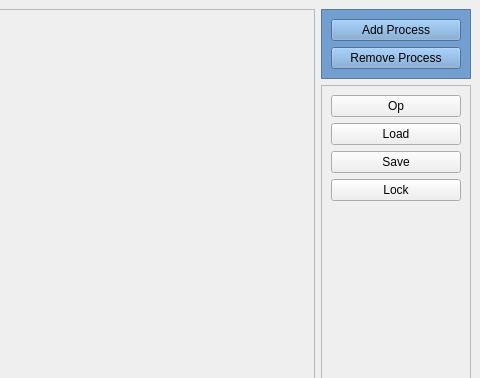
Old version of the form simulator/OSProcessSim/mainwindow.ui in the repository Kastautor/OSProcessSim; both pictures show x 302 to 782 and y 0 to 378 of the 782 by 609 pixel window.
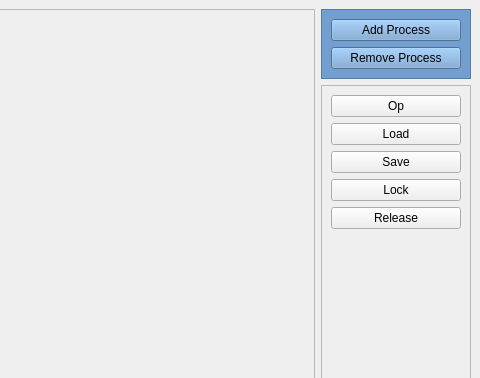
New version of the form.

Commit message: Report updated. This version has been sent to tutor as draft

```diff
--- a/simulator/OSProcessSim/mainwindow.ui
+++ b/simulator/OSProcessSim/mainwindow.ui
@@ -136,6 +136,13 @@
            </property>
           </widget>
          </item>
+         <item>
+          <widget class="QPushButton" name="pushButton">
+           <property name="text">
+            <string>Release</string>
+           </property>
+          </widget>
+         </item>
          <item>
           <spacer name="verticalSpacer">
            <property name="orientation">
```
The commit also changes 1 other file.
